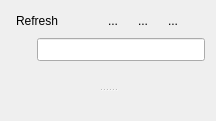
Old version of the form src/ui/qgsbrowserdockwidgetbase.ui in the repository carsmie/QGIS.
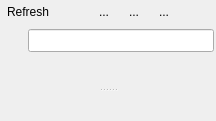
New version of the form. Icons and pictures are not drawn. Custom widgets are drawn as their Qt base class.

Commit message: Lower padding for browser and stats dock widgets

```diff
--- a/src/ui/qgsbrowserdockwidgetbase.ui
+++ b/src/ui/qgsbrowserdockwidgetbase.ui
@@ -15,6 +15,18 @@
   </property>
   <widget class="QWidget" name="mContents">
    <layout class="QVBoxLayout" name="verticalLayout">
+    <property name="leftMargin">
+     <number>0</number>
+    </property>
+    <property name="topMargin">
+     <number>0</number>
+    </property>
+    <property name="rightMargin">
+     <number>0</number>
+    </property>
+    <property name="bottomMargin">
+     <number>0</number>
+    </property>
     <item>
      <layout class="QHBoxLayout" name="mLayoutHeader">
       <property name="spacing">
```
Left out of the diff: 22 changed lines with no effect on the pictures. The commit also changes 1 other file.
